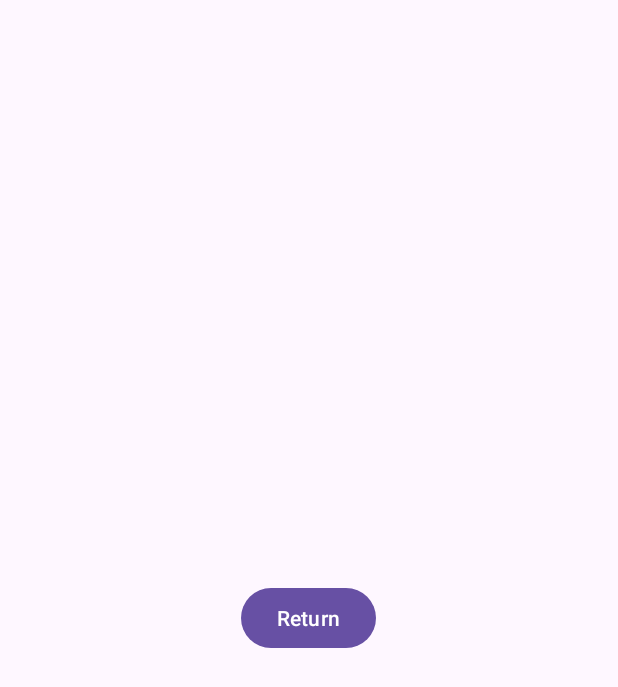
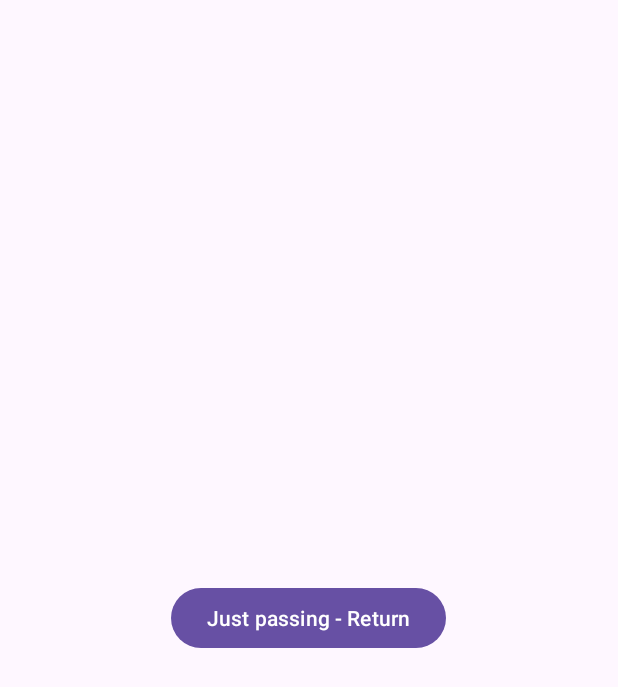
Before and after one commit to albertschool/N08Demo, an Android app: the OptOne screen opened directly, with no data from a screen before it, on a phone screen of 412 x 824 dp. Shown: the top 687 px of the screen. Run offline under Robolectric (Android 15) with nearby library versions, the phone set to English and light mode, and no system bars.

Commit message:
Minor Fixes

```diff
--- a/app/src/main/java/com/example/n08demo/MainActivity.java
+++ b/app/src/main/java/com/example/n08demo/MainActivity.java
@@ -28,7 +28,7 @@ public class MainActivity extends AppCompatActivity {
                     if (result.getResultCode() == RESULT_CODE){
                         Intent ri = result.getData();
                         if (ri != null) {
-                            count3 = ri.getIntExtra("count", 0);
+                            count3 = ri.getIntExtra("count", -1);
                             tV1.setText("There were " + count3 + " presses");
                         }
                     }
@@ -44,6 +44,7 @@ public class MainActivity extends AppCompatActivity {
         tV1 = findViewById(R.id.tV1);
         tV1.setText("There were "+count3+" presses");
     }
+
     public void opt1(View view) {
         Intent si = new Intent(this, OptOne.class);
         startActivity(si);
@@ -73,7 +74,7 @@ public class MainActivity extends AppCompatActivity {
         if (source == REQUEST_CODE) {
             if (result == Activity.RESULT_OK) {
                 if (data_back != null) {
-                    count3 = data_back.getIntExtra("count", 0);
+                    count3 = data_back.getIntExtra("count", -1);
                     tV1.setText("There were " + count3 + " presses");
                 }
             }
@@ -85,5 +86,4 @@ public class MainActivity extends AppCompatActivity {
         si.putExtra("count3", count3);
         activityLauncher.launch(si);
     }
-
 }
--- a/app/src/main/java/com/example/n08demo/OptThree.java
+++ b/app/src/main/java/com/example/n08demo/OptThree.java
@@ -32,7 +32,6 @@ public class OptThree extends AppCompatActivity {
     }
 
     public void back3(View view) {
-//        Intent gi3 = getIntent();
         gi3.putExtra("count",count);
         setResult(RESULT_OK,gi3);
         finish();
--- a/app/src/main/java/com/example/n08demo/OptTwo.java
+++ b/app/src/main/java/com/example/n08demo/OptTwo.java
@@ -12,6 +12,7 @@ public class OptTwo extends AppCompatActivity {
 
     private TextView tV;
     private int count;
+    Intent gi2;
 
     @Override
     protected void onCreate(Bundle savedInstanceState) {
@@ -20,8 +21,8 @@ public class OptTwo extends AppCompatActivity {
 
         tV = findViewById(R.id.tV);
 
-        Intent gi = getIntent();
-        count = gi.getIntExtra("count2",0);
+        gi2 = getIntent();
+        count = gi2.getIntExtra("count2",0);
 
         tV.setText("This is the "+count+" activity pass");
     }
--- a/app/src/main/res/layout/activity_opt_one.xml
+++ b/app/src/main/res/layout/activity_opt_one.xml
@@ -12,6 +12,6 @@
         android:layout_width="wrap_content"
         android:layout_height="wrap_content"
         android:onClick="back1"
-        android:text="Return" />
+        android:text="Just passing - Return" />
 
 </LinearLayout>
```
